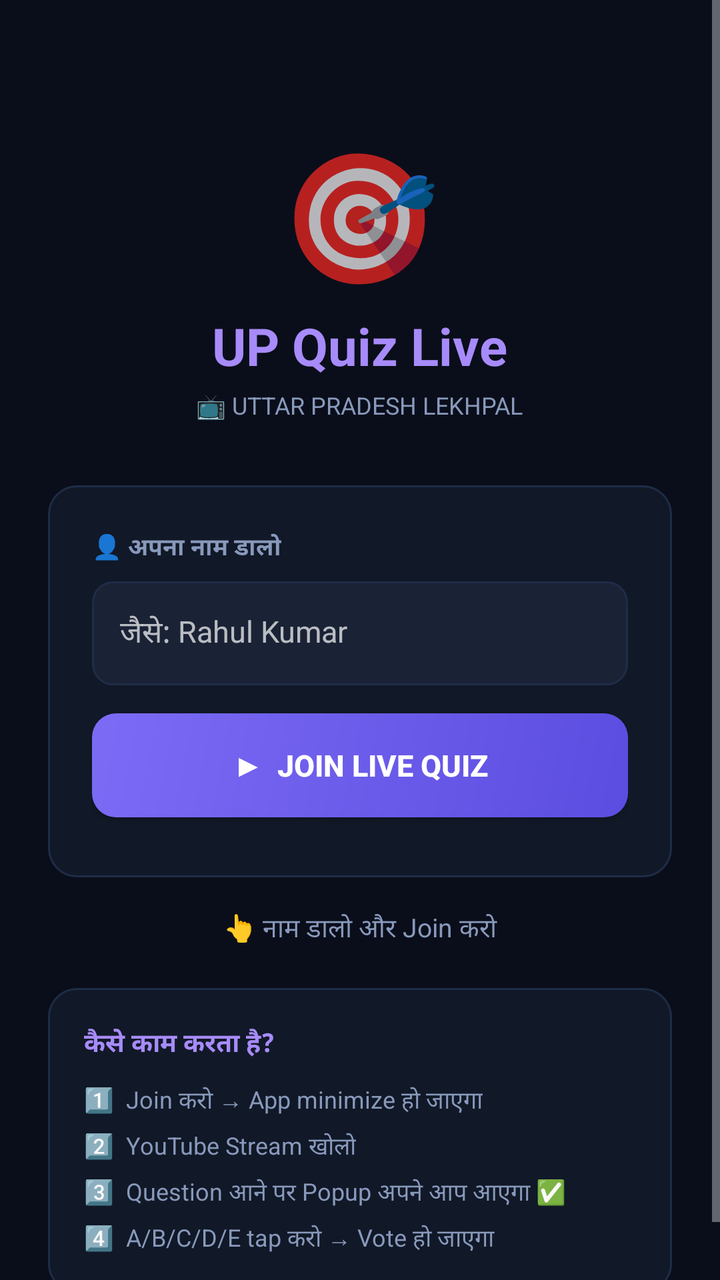
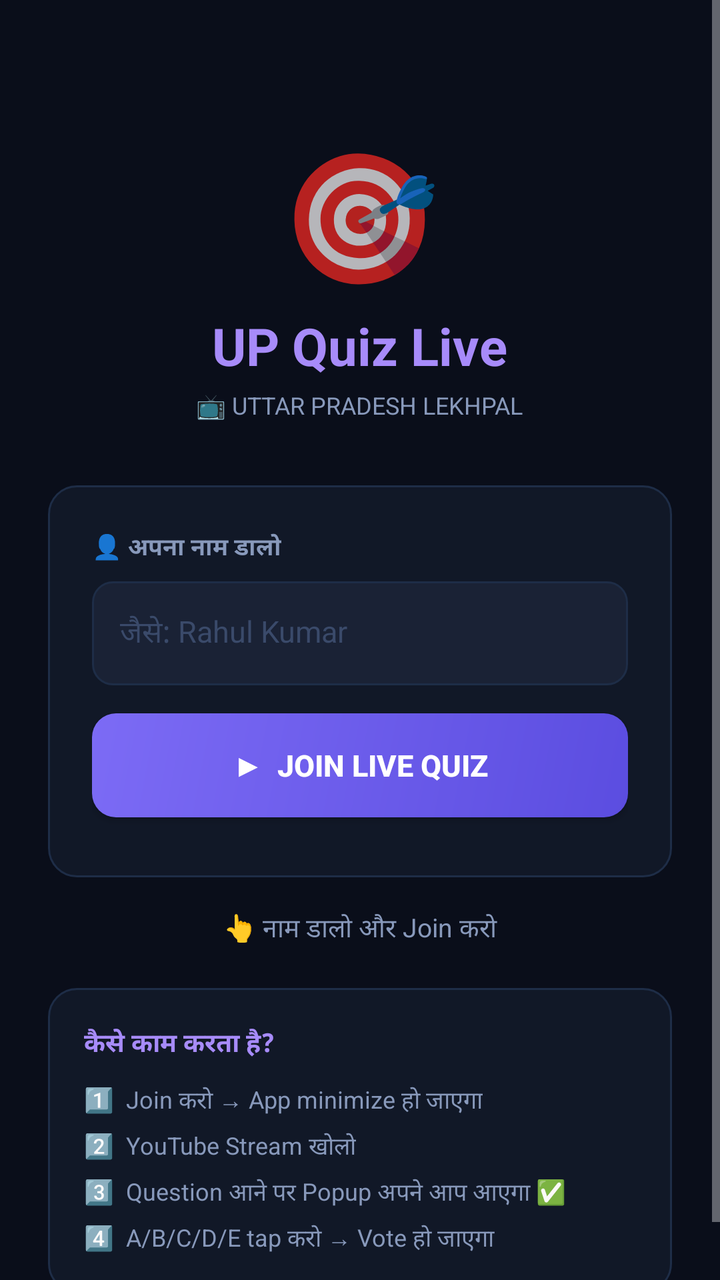

An Android layout rendered at two revisions. The XML below is the earlier revision; the diff shows what the commit changed to produce the second picture.
<!-- AndroidManifest.xml: application theme AppTheme -->
<!-- res/layout/activity_main.xml -->
<?xml version="1.0" encoding="utf-8"?>
<ScrollView xmlns:android="http://schemas.android.com/apk/res/android"
    android:layout_width="match_parent"
    android:layout_height="match_parent"
    android:background="#0A0E1A"
    android:fillViewport="true">
    <LinearLayout
        android:layout_width="match_parent"
        android:layout_height="wrap_content"
        android:orientation="vertical"
        android:padding="24dp"
        android:gravity="center">

        <TextView android:layout_width="wrap_content" android:layout_height="wrap_content"
            android:text="🎯" android:textSize="64sp"
            android:layout_marginTop="40dp" android:layout_marginBottom="6dp"/>

        <TextView android:layout_width="wrap_content" android:layout_height="wrap_content"
            android:text="UP Quiz Live" android:textSize="26sp"
            android:textStyle="bold" android:textColor="#A78BFA"
            android:layout_marginBottom="4dp"/>

        <TextView android:layout_width="wrap_content" android:layout_height="wrap_content"
            android:text="📺 UTTAR PRADESH LEKHPAL" android:textSize="12sp"
            android:textColor="#8899BB" android:layout_marginBottom="32dp"/>

        <LinearLayout android:layout_width="match_parent" android:layout_height="wrap_content"
            android:orientation="vertical" android:background="@drawable/card_bg"
            android:padding="22dp" android:layout_marginBottom="16dp">

            <TextView android:layout_width="wrap_content" android:layout_height="wrap_content"
                android:text="👤 अपना नाम डालो" android:textSize="12sp"
                android:textColor="#8899BB" android:textStyle="bold"
                android:layout_marginBottom="8dp"/>

            <EditText android:id="@+id/etName"
                android:layout_width="match_parent" android:layout_height="52dp"
                android:hint="जैसे: Rahul Kumar" android:hintTextColor="#3A4A6A"
                android:textColor="#F0F4FF" android:textSize="15sp"
                android:background="@drawable/input_bg" android:padding="14dp"
                android:inputType="textPersonName" android:maxLength="20"
                android:layout_marginBottom="14dp"/>

            <Button android:id="@+id/btnJoin"
                android:layout_width="match_parent" android:layout_height="52dp"
                android:text="▶  Join Live Quiz" android:textSize="15sp"
                android:textStyle="bold" android:textColor="#FFFFFF"
                android:background="@drawable/btn_primary"
                android:layout_marginBottom="8dp"/>

            <Button android:id="@+id/btnStop"
                android:layout_width="match_parent" android:layout_height="48dp"
                android:text="⏹  Service बंद करो" android:textSize="14sp"
                android:textColor="#FF4F6B" android:background="@drawable/btn_danger"
                android:visibility="gone"/>
        </LinearLayout>

        <TextView android:id="@+id/tvStatus"
            android:layout_width="match_parent" android:layout_height="wrap_content"
            android:text="👆 नाम डालो और Join करो" android:textSize="13sp"
            android:textColor="#8899BB" android:gravity="center"
            android:lineSpacingMultiplier="1.5" android:layout_marginBottom="20dp"/>

        <LinearLayout android:layout_width="match_parent" android:layout_height="wrap_content"
            android:orientation="vertical" android:background="@drawable/card_bg"
            android:padding="18dp">
            <TextView android:layout_width="wrap_content" android:layout_height="wrap_content"
                android:text="कैसे काम करता है?" android:textSize="13sp"
                android:textStyle="bold" android:textColor="#A78BFA"
                android:layout_marginBottom="10dp"/>
            <TextView android:layout_width="wrap_content" android:layout_height="wrap_content"
                android:text="1️⃣  Join करो → App minimize हो जाएगा"
                android:textSize="12sp" android:textColor="#8899BB" android:layout_marginBottom="5dp"/>
            <TextView android:layout_width="wrap_content" android:layout_height="wrap_content"
                android:text="2️⃣  YouTube Stream खोलो"
                android:textSize="12sp" android:textColor="#8899BB" android:layout_marginBottom="5dp"/>
            <TextView android:layout_width="wrap_content" android:layout_height="wrap_content"
                android:text="3️⃣  Question आने पर Popup अपने आप आएगा ✅"
                android:textSize="12sp" android:textColor="#8899BB" android:layout_marginBottom="5dp"/>
            <TextView android:layout_width="wrap_content" android:layout_height="wrap_content"
                android:text="4️⃣  A/B/C/D/E tap करो → Vote हो जाएगा"
                android:textSize="12sp" android:textColor="#8899BB"/>
        </LinearLayout>

    </LinearLayout>
</ScrollView>
<!-- resources referenced by this layout -->
<resources>
  <!-- drawable btn_danger (drawable) -->
  <?xml version="1.0" encoding="utf-8"?>
  <shape xmlns:android="http://schemas.android.com/apk/res/android">
      <solid android:color="#1A0A0A"/>
      <corners android:radius="12dp"/>
      <stroke android:width="1dp" android:color="#FF4F6B"/>
  </shape>
  <!-- drawable btn_primary (drawable) -->
  <?xml version="1.0" encoding="utf-8"?>
  <shape xmlns:android="http://schemas.android.com/apk/res/android">
      <gradient android:startColor="#5B4DE0" android:endColor="#7C6BF5" android:angle="135"/>
      <corners android:radius="12dp"/>
  </shape>
  <!-- drawable card_bg (drawable) -->
  <?xml version="1.0" encoding="utf-8"?>
  <shape xmlns:android="http://schemas.android.com/apk/res/android">
      <solid android:color="#111827"/>
      <corners android:radius="14dp"/>
      <stroke android:width="1dp" android:color="#1E2D47"/>
  </shape>
  <!-- drawable input_bg (drawable) -->
  <?xml version="1.0" encoding="utf-8"?>
  <shape xmlns:android="http://schemas.android.com/apk/res/android">
      <solid android:color="#1A2235"/>
      <corners android:radius="10dp"/>
      <stroke android:width="1dp" android:color="#1E2D47"/>
  </shape>
  <style name="AppTheme" parent="Theme.AppCompat.NoActionBar">
          <item name="colorPrimary">#7C3AED</item>
          <item name="colorPrimaryDark">#0A0E1A</item>
          <item name="colorAccent">#A78BFA</item>
          <item name="android:windowBackground">#0A0E1A</item>
          <item name="android:statusBarColor">#0A0E1A</item>
      </style>
</resources>

<!-- the commit's change to res/layout/activity_main.xml (unified diff, before → after) -->
@@ -35,7 +35,7 @@
 
             <EditText android:id="@+id/etName"
                 android:layout_width="match_parent" android:layout_height="52dp"
-                android:hint="जैसे: Rahul Kumar" android:hintTextColor="#3A4A6A"
+                android:hint="जैसे: Rahul Kumar" android:textColorHint="#3A4A6A"
                 android:textColor="#F0F4FF" android:textSize="15sp"
                 android:background="@drawable/input_bg" android:padding="14dp"
                 android:inputType="textPersonName" android:maxLength="20"
